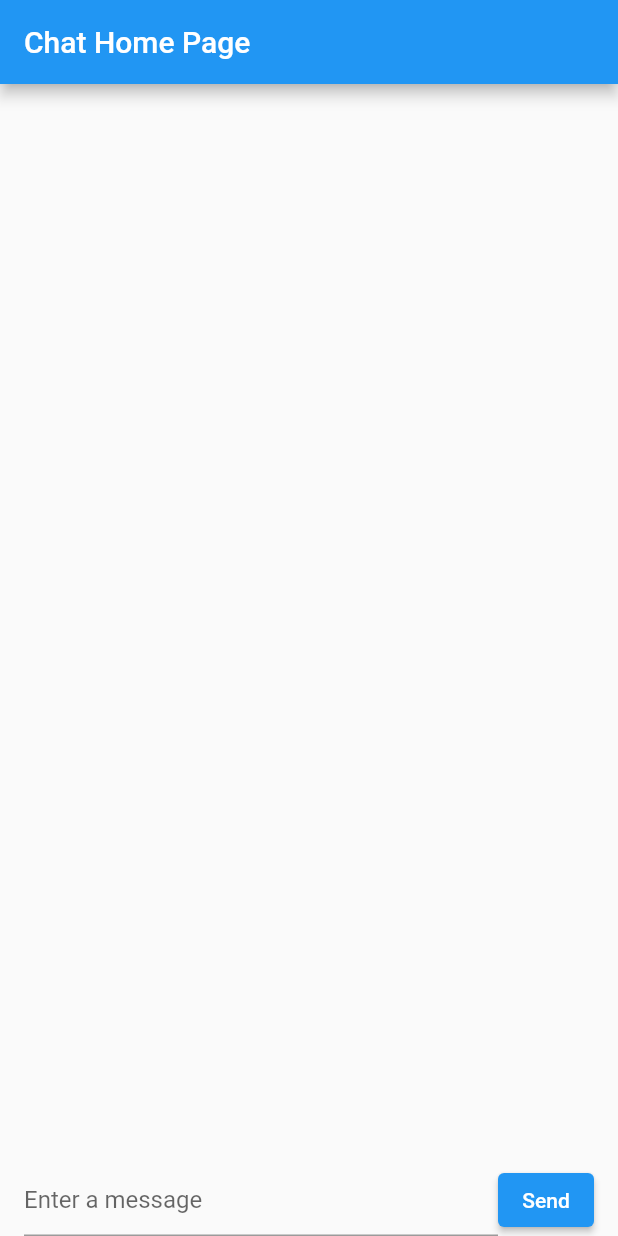
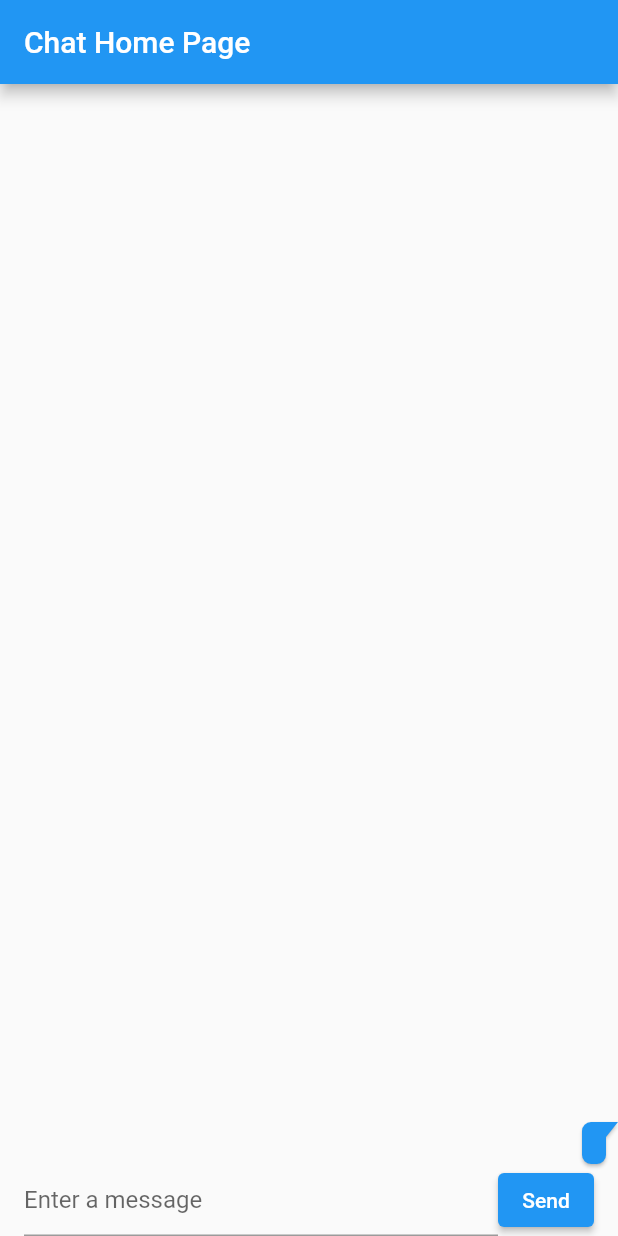
Before and after one commit to naoralkobi/final_project_2023, a Flutter app: the ChatHomePage screen opened directly, after a tap on "Send", on a phone screen of 412 x 824 dp. Run offline on Flutter 3.47's test engine with Material 2 defaults, Android fonts, the phone set to English and light mode, and no system bars; drawn by our look-alikes of bubble.

Commit message:
update chat page to save message

```diff
--- a/lib/chat_page.dart
+++ b/lib/chat_page.dart
@@ -1,4 +1,5 @@
 import 'package:flutter/material.dart';
+import 'package:bubble/bubble.dart';
 
 class ChatHomePage extends StatefulWidget {
   const ChatHomePage({Key? key}) : super(key: key);
@@ -16,29 +17,34 @@ class _ChatHomePageState extends State<ChatHomePage> {
   Widget build(BuildContext context) {
     return Scaffold(
       appBar: AppBar(
-        title: Text('Chat Home Page'),
+        title: const Text('Chat Home Page'),
       ),
       body: Column(
         children: [
           Expanded(
             child: ListView.builder(
+              reverse: true, // Show latest message at bottom
               itemCount: _messages.length,
               itemBuilder: (BuildContext context, int index) {
                 final message = _messages[index];
-                return ListTile(
-                  title: Text(message),
+                final isMe = index % 2 == 0; // Alternate between user and other user
+                return Bubble(
+                  alignment: isMe ? Alignment.topRight : Alignment.topLeft,
+                  color: isMe ? Colors.blue : Colors.grey.shade200,
+                  nip: isMe ? BubbleNip.rightTop : BubbleNip.leftTop,
+                  child: Text(message),
                 );
               },
             ),
           ),
           Container(
-            padding: EdgeInsets.symmetric(horizontal: 16.0),
+            padding: const EdgeInsets.symmetric(horizontal: 16.0),
             child: Row(
               children: [
                 Expanded(
                   child: TextField(
                     controller: _messageController,
-                    decoration: InputDecoration(
+                    decoration: const InputDecoration(
                       hintText: 'Enter a message',
                     ),
                   ),
@@ -51,7 +57,7 @@ class _ChatHomePageState extends State<ChatHomePage> {
                       _messageController.clear();
                     });
                   },
-                  child: Text('Send'),
+                  child: const Text('Send'),
                 ),
               ],
             ),
--- a/pubspec.yaml
+++ b/pubspec.yaml
@@ -28,6 +28,7 @@ environment:
 # the latest version available on pub.dev. To see which dependencies have newer
 # versions available, run `flutter pub outdated`.
 dependencies:
+  bubble: ^1.2.0
   flutter:
     sdk: flutter
 
```
Also changed, not shown: pubspec.lock.
